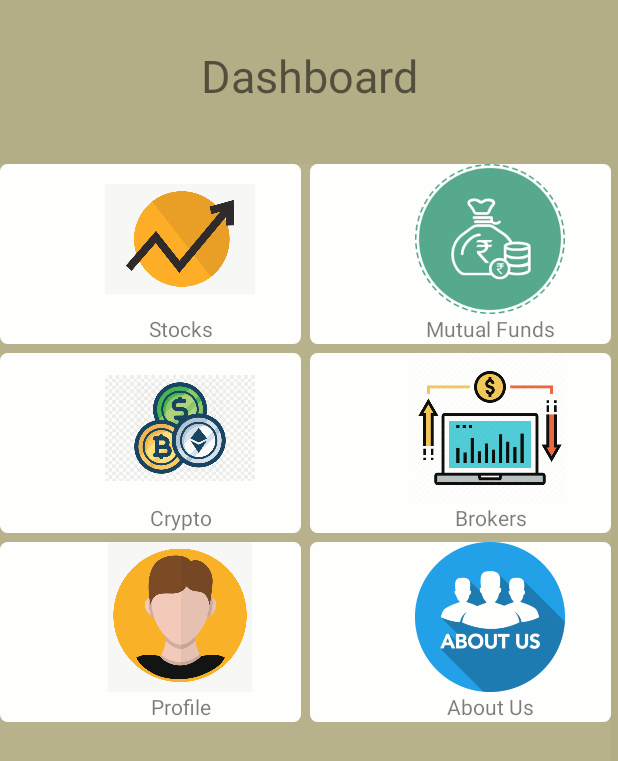
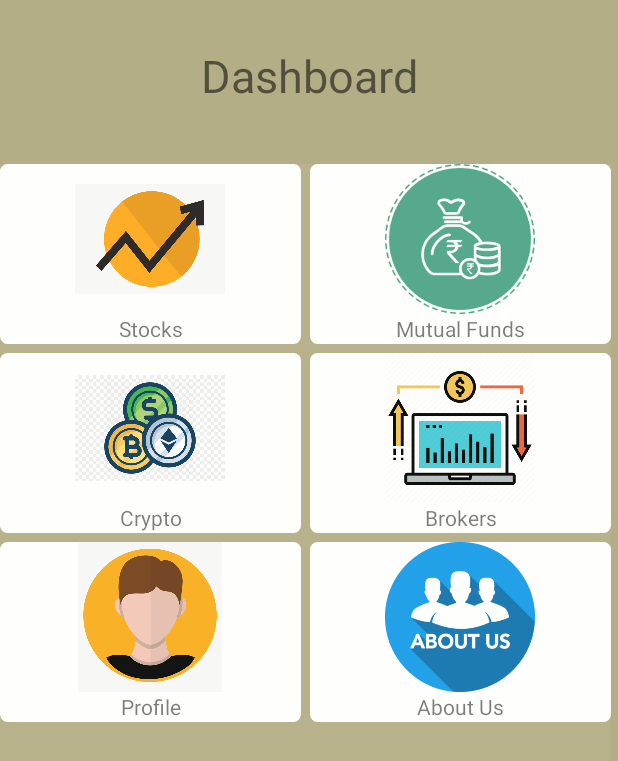
Before and after one commit to anikurhade/Stock-Edge, an Android app: the screen it shows after launch once a user with an empty profile is signed in (Dashboard), on a phone screen of 412 x 824 dp. Shown: the top 761 px of the screen. Run offline under Robolectric (Android 15) with nearby library versions, the phone set to English and light mode, and no system bars; our stand-ins replace Firebase (no records; nobody signed in at launch, a user with empty details on screens opened directly); Roboto replaces fonts that are not available here.

Commit message:
Updating Card_Items For Dashboard Activity(Intendation)

```diff
--- a/app/src/main/res/layout/card_item.xml
+++ b/app/src/main/res/layout/card_item.xml
@@ -6,13 +6,13 @@
     android:layout_width="match_parent"
     android:layout_height="120dp"
     android:layout_gravity="center"
-    android:layout_margin="5dp"
+    android:layout_marginLeft="2dp"
     app:cardCornerRadius="5dp"
     app:cardElevation="5dp"
     >
 
     <LinearLayout
-        android:layout_width="240dp"
+        android:layout_width="match_parent"
         android:layout_height="wrap_content"
         android:orientation="vertical">
 
```
